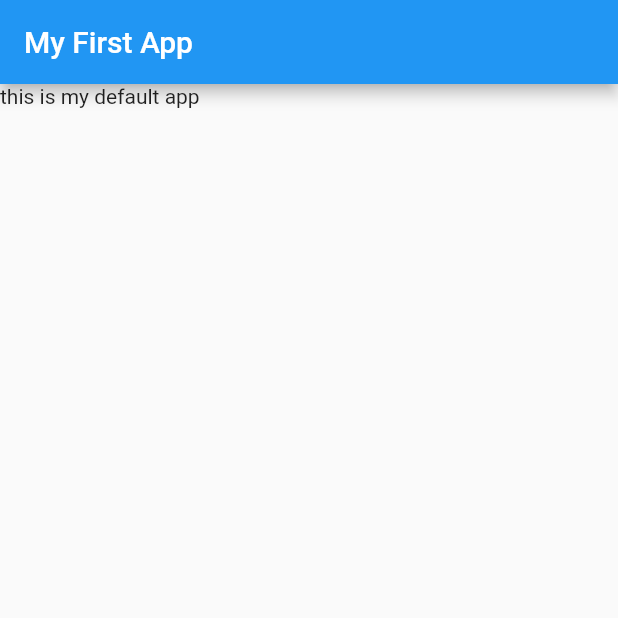
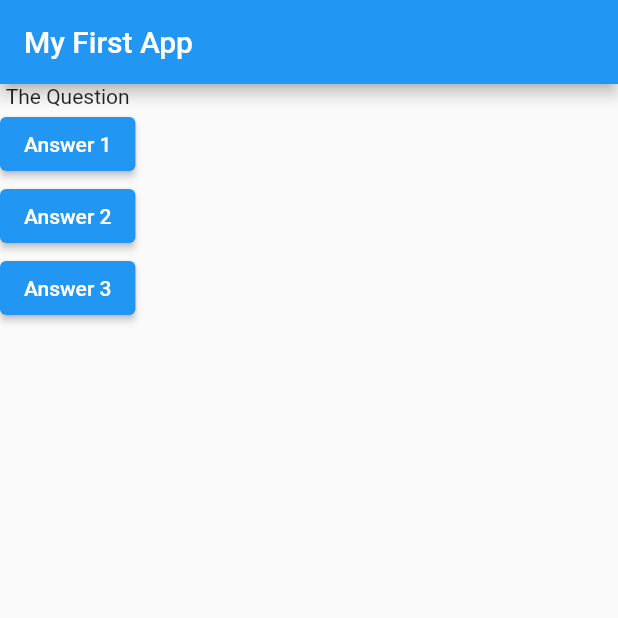
Before and after one commit to IvanSetiawan2001/flutter_complete_guide, a Flutter app: the screen it shows after launch, on a phone screen of 412 x 824 dp, the top half of it. Run offline on Flutter 3.47's test engine with Material 2 defaults, Android fonts, the phone set to English and light mode, and no system bars.

Commit message:
connection function with button

```diff
--- a/lib/main.dart
+++ b/lib/main.dart
@@ -5,6 +5,10 @@ void main() {
 }
 
 class MyApp extends StatelessWidget {
+  void answerQuestion() {
+    print('answer choosen');
+  }
+
   @override
   Widget build(BuildContext context) {
     return MaterialApp(
@@ -12,7 +16,23 @@ class MyApp extends StatelessWidget {
         appBar: AppBar(
           title: Text('My First App'),
         ),
-        body: Text('this is my default app'),
+        body: Column(
+          children: [
+            Text('The Question'),
+            ElevatedButton(
+              onPressed: answerQuestion,
+              child: Text('Answer 1'),
+            ),
+            ElevatedButton(
+              onPressed: answerQuestion,
+              child: Text('Answer 2'),
+            ),
+            ElevatedButton(
+              onPressed: answerQuestion,
+              child: Text('Answer 3'),
+            ),
+          ],
+        ),
       ),
     );
   }
```
